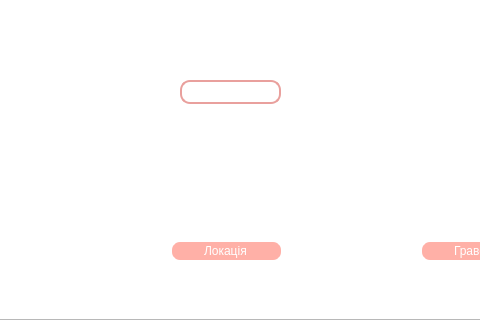
Before: the Qt Designer form authentication.ui in AlexandraZiver/Course-Project, drawn with Qt 5; both pictures show x 200 to 680 and y 280 to 600 of the 800 by 600 pixel window.
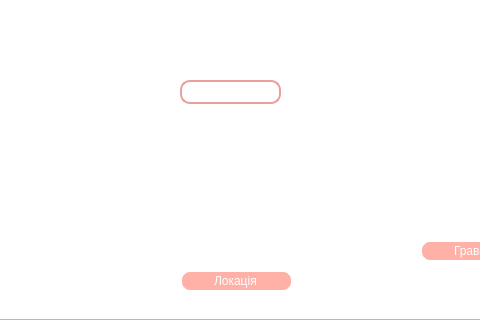
After: the same form once the commit is applied. Icons and pictures are not drawn.

What changed in the file:
```diff
--- a/authentication.ui
+++ b/authentication.ui
@@ -319,8 +319,8 @@
   <widget class="QLineEdit" name="location">
    <property name="geometry">
     <rect>
-     <x>370</x>
-     <y>520</y>
+     <x>380</x>
+     <y>550</y>
      <width>113</width>
      <height>22</height>
     </rect>
@@ -341,10 +341,10 @@
   <widget class="QPushButton" name="placeChange2">
    <property name="geometry">
     <rect>
-     <x>490</x>
+     <x>340</x>
      <y>460</y>
-     <width>30</width>
-     <height>50</height>
+     <width>41</width>
+     <height>61</height>
     </rect>
    </property>
    <property name="styleSheet">
@@ -358,10 +358,10 @@
   <widget class="QPushButton" name="placeChange">
    <property name="geometry">
     <rect>
-     <x>330</x>
+     <x>510</x>
      <y>460</y>
-     <width>30</width>
-     <height>50</height>
+     <width>41</width>
+     <height>51</height>
     </rect>
    </property>
    <property name="styleSheet">
@@ -372,6 +372,22 @@
     <string/>
    </property>
   </widget>
+  <widget class="QLabel" name="place">
+   <property name="geometry">
+    <rect>
+     <x>380</x>
+     <y>440</y>
+     <width>111</width>
+     <height>101</height>
+    </rect>
+   </property>
+   <property name="text">
+    <string/>
+   </property>
+   <property name="pixmap">
+    <pixmap resource="recources.qrc">:/images/ship33.png</pixmap>
+   </property>
+  </widget>
  </widget>
  <resources>
   <include location="recources.qrc"/>
```
Left out of the diff: 22 changed lines with no effect on the pictures.
